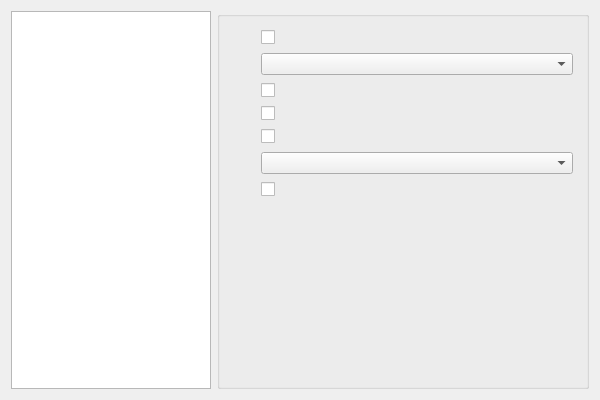
Old version of the form org.nickvision.tubeconverter.qt/src/views/settingsdialog.ui in the repository NickvisionApps/Parabolic.
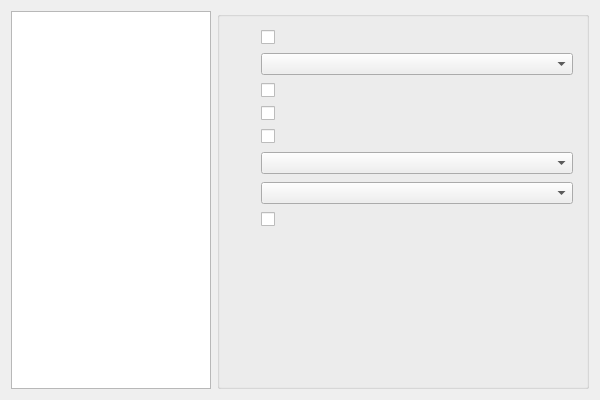
New version of the form. Icons and pictures are not drawn.

Commit message: All - Add `Prefered Subtitle Format` Option

The edit to the form file:
```diff
--- a/org.nickvision.tubeconverter.qt/src/views/settingsdialog.ui
+++ b/org.nickvision.tubeconverter.qt/src/views/settingsdialog.ui
@@ -113,7 +113,7 @@
           <property name="verticalSpacing">
            <number>8</number>
           </property>
-          <item row="7" column="0">
+          <item row="8" column="0">
            <spacer name="verticalSpacer_2">
             <property name="orientation">
              <enum>Qt::Orientation::Vertical</enum>
@@ -162,12 +162,18 @@
           <item row="5" column="1">
            <widget class="QComboBox" name="cmbPreferredVideoCodec"/>
           </item>
-          <item row="6" column="0">
+          <item row="7" column="0">
            <widget class="QLabel" name="lblRecoverCrashedDownloads"/>
           </item>
-          <item row="6" column="1">
+          <item row="7" column="1">
            <widget class="QCheckBox" name="chkRecoverCrashedDownloads"/>
           </item>
+          <item row="6" column="0">
+           <widget class="QLabel" name="lblPreferredSubtitleFormat"/>
+          </item>
+          <item row="6" column="1">
+           <widget class="QComboBox" name="cmbPreferredSubtitleFormat"/>
+          </item>
          </layout>
         </widget>
         <widget class="QWidget" name="pageDownloader">
```
The commit also changes 45 other files.
